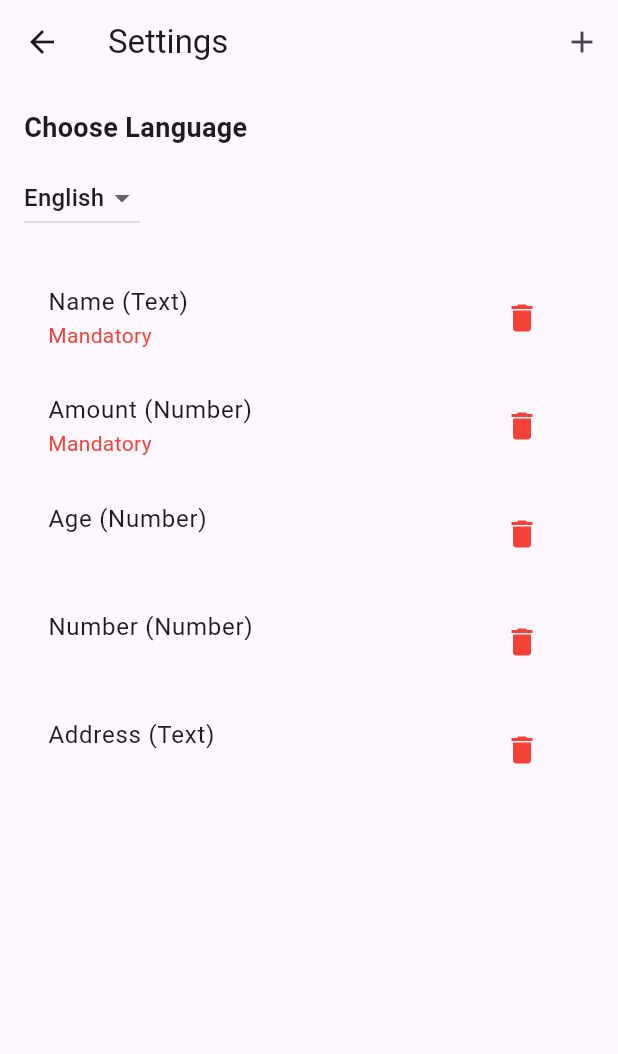
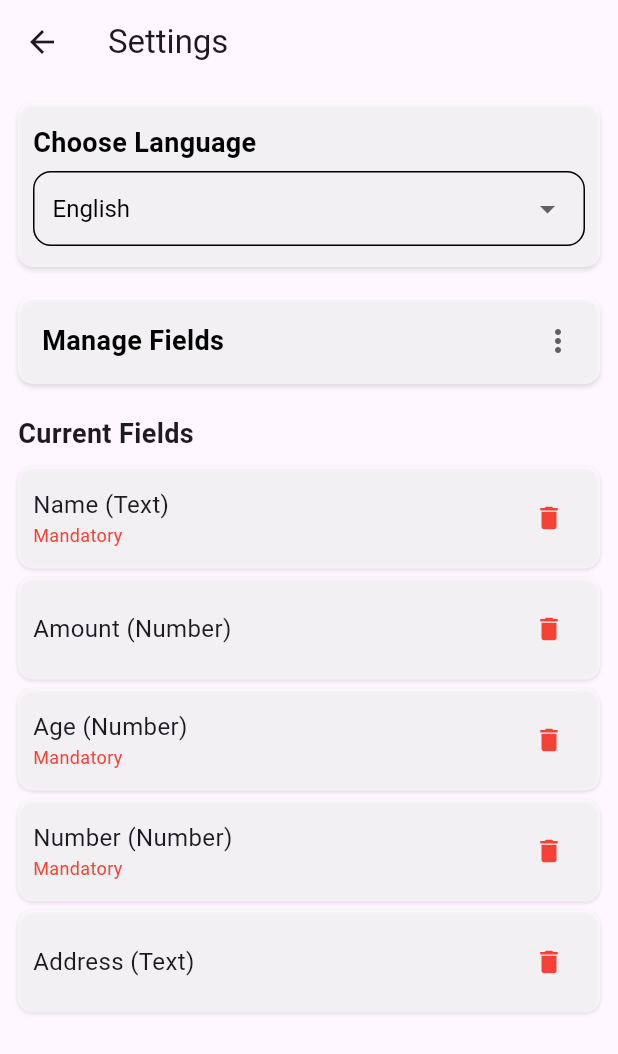
Before and after one commit to Afraahub/collection_app, a Flutter app: the SettingsScreen screen opened directly with empty values, on a phone screen of 412 x 824 dp. Shown: the top 1054 px of the screen. Run offline on Flutter 3.47's test engine with Material 3 defaults, Android fonts, the phone set to English and light mode, and no system bars; our stand-ins replace csv, hive, hive_flutter, pdf, permission_handler, share_plus; missing offline and left inert: dart:html, flutter_inappwebview, universal_html; accounts and stored records are empty.

Commit message:
Updated features

```diff
--- a/lib/field_model.dart
+++ b/lib/field_model.dart
@@ -32,6 +32,8 @@ class FieldModel {
     );
   }
 
+  get label => null;
+
   Map<String, dynamic> toJson() {
     return {
       'name': name,
--- a/lib/l10n/app_localizations.dart
+++ b/lib/l10n/app_localizations.dart
@@ -97,7 +97,12 @@ abstract class AppLocalizations {
   String get downloadsDirectoryNotAvailable;
   String get csvExportedTo;
   String get failedToExportCsv;
-
+  String get manageFields;
+  String get currentFields;
+  String get deleteField;
+  String get selectOption;
+  String get noFieldsToEdit;
+  String get entryDeleted;
   }
 
 class _AppLocalizationsDelegate extends LocalizationsDelegate<AppLocalizations> {
--- a/lib/l10n/app_localizations_en.dart
+++ b/lib/l10n/app_localizations_en.dart
@@ -210,6 +210,24 @@ String get csvExportedTo => 'CSV exported to {path}';
 @override
 String get failedToExportCsv => 'Failed to export CSV: {error}';
 
+@override
+String get manageFields => 'Manage Fields';
+
+@override
+String get currentFields => 'Current Fields';
+
+@override
+String get deleteField => 'Delete Fields';
+
+@override
+String get selectOption => 'Select Option';
+
+@override
+String get noFieldsToEdit => 'No fields to edit';
+
+@override
+String get entryDeleted => 'Entry Deleted';
+
   @override
   // TODO: implement bill_downloaded
   String get bill_downloaded => throw UnimplementedError();
--- a/lib/l10n/app_localizations_ta.dart
+++ b/lib/l10n/app_localizations_ta.dart
@@ -215,6 +215,24 @@ String get csvExportedTo => 'CSV {path} க்கு ஏற்றுமதி
 @override
 String get failedToExportCsv => 'CSV ஏற்றுமதி தோல்வியடைந்தது: {error}';
 
+@override
+String get manageFields => 'புலங்களை நிர்வகிக்கவும்';
+
+@override
+String get currentFields => 'தற்போதைய புலங்கள்';
+
+@override
+String get deleteField => 'புலங்களை நீக்கவும்';
+
+@override
+String get selectOption => 'விருப்பத்தை தேர்ந்தெடுக்கவும்';
+
+@override
+String get noFieldsToEdit => 'தொகுக்க புலங்கள் இல்லை';
+
+@override
+String get entryDeleted => 'உள்ளீடு நீக்கப்பட்டது';
+
   @override
   // TODO: implement bill_downloaded
   String get bill_downloaded => throw UnimplementedError();
--- a/lib/main.dart
+++ b/lib/main.dart
@@ -20,6 +20,7 @@ import 'package:flutter_localizations/flutter_localizations.dart';
 import 'package:collectionapp/l10n/app_localizations.dart' show AppLocalizations;
 import 'package:flutter/foundation.dart' as foundation;
 import 'package:share_plus/share_plus.dart';
+
 
 void main() async {
   WidgetsFlutterBinding.ensureInitialized();
@@ -121,11 +122,11 @@ class _CollectionScreenState extends State<CollectionScreen> {
   List<Map<String, String>> savedData = [];
 
   final List<FieldModel> defaultFields = [
-  FieldModel(name: 'Name / பெயர்', type: 'Text', isMandatory: true),
-  FieldModel(name: 'Age / வயது', type: 'Number', isMandatory: true),
-  FieldModel(name: 'Number / எண்', type: 'Number', isMandatory: true),
-  FieldModel(name: 'Amount / தொகை', type: 'Number', isMandatory: false),
-  FieldModel(name: 'Address / முகவரி', type: 'Text', isMandatory: false),
+  FieldModel(name: 'Name', type: 'Text', isMandatory: true),
+  FieldModel(name: 'Age', type: 'Number', isMandatory: true),
+  FieldModel(name: 'Number', type: 'Number', isMandatory: true),
+  FieldModel(name: 'Amount', type: 'Number', isMandatory: false),
+  FieldModel(name: 'Address', type: 'Text', isMandatory: false),
 ];
 
   @override
@@ -555,6 +556,18 @@ class _CollectionScreenState extends State<CollectionScreen> {
     IconButton(
       icon: Icon(Icons.print),
       onPressed: () => _generateAndDownloadBill(savedData[index]),
+    ),
+    IconButton(
+      icon: Icon(Icons.delete, color: Colors.redAccent),
+      onPressed: () {
+        setState(() {
+          savedData.removeAt(index);
+          dataBox.put('data', savedData);
+        });
+        ScaffoldMessenger.of(context).showSnackBar(
+          SnackBar(content: Text(AppLocalizations.of(context)!.entryDeleted)),
+        );
+      },
     ),
   ],
 ),
--- a/lib/settings_screen.dart
+++ b/lib/settings_screen.dart
@@ -25,6 +25,46 @@ class _SettingsScreenState extends State<SettingsScreen> {
   final List<String> fixedFields = ['Name', 'Amount'];
 
   List<FieldModel> defaultFields = [];
+
+  String _localizeFieldType(String type) {
+  final loc = AppLocalizations.of(context)!;
+
+  switch (type.toLowerCase()) {
+    case 'text':
+      return loc.text;
+    case 'number':
+      return loc.number;
+    case 'date':
+      return loc.date;
+    case 'datetime':
+      return loc.dateTime;
+    case 'dropdown':
+      return loc.dropdown;
+    default:
+      return type; // Fallback to original if unmatched
+  }
+}
+
+String _localizeFieldName(String name) {
+  final loc = AppLocalizations.of(context)!;
+
+  switch (name.toLowerCase()) {
+    case 'name':
+      return loc.name;
+    case 'amount':
+      return loc.amount;
+    case 'age':
+      return loc.age;
+    case 'number':
+      return loc.number;
+    case 'address':
+      return loc.address;
+    default:
+      return name; // Custom fields are assumed to be entered in user-preferred language
+  }
+}
+
+
 
 @override
 void didChangeDependencies() {
@@ -325,31 +365,55 @@ void _deleteField(int index) {
     return Scaffold(
       appBar: AppBar(
         title: Text(AppLocalizations.of(context)!.settings),
-        actions: [
-  IconButton(
-    icon: Icon(Icons.add),
-    onPressed: () {
-      _showFieldDialog(isEdit: false);
-    },
-  ),
-],
-
       ),
      body: Padding(
-        padding: const EdgeInsets.all(16.0),
+  padding: const EdgeInsets.all(12.0), // Slightly tighter padding
+  child: ListView(
+    children: [
+    /// 🌐 Choose Language Block
+Container(
+  padding: const EdgeInsets.symmetric(horizontal: 10, vertical: 14),
+  decoration: BoxDecoration(
+    color: Colors.white.withOpacity(0.6),
+    borderRadius: BorderRadius.circular(10),
+    boxShadow: const [
+      BoxShadow(color: Colors.black12, blurRadius: 2, offset: Offset(0, 2)),
+    ],
+  ),
   child: Column(
     crossAxisAlignment: CrossAxisAlignment.start,
     children: [
       Text(
         AppLocalizations.of(context)!.choose_language,
-              style: const TextStyle(fontSize: 18, fontWeight: FontWeight.bold),
+        style: const TextStyle(
+          fontSize: 18,
+          fontWeight: FontWeight.bold,
+          color: Colors.black,
         ),
-            const SizedBox(height: 10),
-            DropdownButton<Locale>(
+      ),
+      const SizedBox(height: 6),
+      Container(
+        padding: const EdgeInsets.symmetric(horizontal: 12),
+        decoration: BoxDecoration(
+          border: Border.all(color: Colors.black),
+          borderRadius: BorderRadius.circular(12),
+        ),
+        child: DropdownButtonHideUnderline(
+          child: DropdownButton<Locale>(
             value: Localizations.localeOf(context),
+            isExpanded: true,
+            icon: const Icon(Icons.arrow_drop_down), // default triangle
+            style: const TextStyle(fontSize: 16, color: Colors.black),
+            dropdownColor: Colors.white,
             items: const [
-                DropdownMenuItem(value: Locale('en'), child: Text('English')),
-                DropdownMenuItem(value: Locale('ta'), child: Text('தமிழ்')),
+              DropdownMenuItem(
+                value: Locale('en'),
+                child: Text('English'),
+              ),
+              DropdownMenuItem(
+                value: Locale('ta'),
+                child: Text('தமிழ்'),
+              ),
             ],
             onChanged: (Locale? newLocale) {
               if (newLocale != null) {
@@ -357,35 +421,139 @@ void _deleteField(int index) {
               }
             },
           ),
+        ),
+      ),
+    ],
+  ),
+),
 const SizedBox(height: 20),
-            Expanded(
-              child: ListView.builder(
+
+
+      /// 🌾 Manage Fields Block
+Container(
+  padding: const EdgeInsets.all(16),
+  decoration: BoxDecoration(
+    color: Colors.white.withOpacity(0.6),
+    borderRadius: BorderRadius.circular(10),
+    boxShadow: const [
+      BoxShadow(color: Colors.black12, blurRadius: 2, offset: Offset(0, 2)),
+    ],
+  ),
+  child: Column(
+    crossAxisAlignment: CrossAxisAlignment.start,
+    children: [
+      Row(
+        mainAxisAlignment: MainAxisAlignment.spaceBetween,
+        children: [
+          Text(
+            AppLocalizations.of(context)!.manageFields,
+            style: const TextStyle(
+              fontSize: 18,
+              fontWeight: FontWeight.bold,
+              color: Colors.black,
+            ),
+          ),
+          DropdownButtonHideUnderline(
+            child: DropdownButton<String>(
+              icon: const Icon(Icons.more_vert),
+              isDense: true,
+              items: [
+                DropdownMenuItem(
+                  value: 'add',
+                  child: Row(
+                    children: [
+                      Icon(Icons.add_circle_outline, color: Colors.green, size: 20),
+                      SizedBox(width: 6),
+                      Text(AppLocalizations.of(context)!.addField),
+                    ],
+                  ),
+                ),
+                DropdownMenuItem(
+                  value: 'edit',
+                  child: Row(
+                    children: [
+                      Icon(Icons.edit, color: Colors.orange, size: 20),
+                      SizedBox(width: 6),
+                      Text(AppLocalizations.of(context)!.editField),
+                    ],
+                  ),
+                ),
+              ],
+              onChanged: (String? value) {
+                switch (value) {
+                  case 'add':
+                    _showFieldDialog(isEdit: false);
+                    break;
+                  case 'edit':
+                    if (fields.isNotEmpty) _editField(0);
+                    break;
+                }
+              },
+            ),
+          ),
+        ],
+      ),
+    ],
+  ),
+),
+
+const SizedBox(height: 20),
+
+      /// 🧾 List of Fields Block (no outer container)
+      Text(
+        AppLocalizations.of(context)!.currentFields,
+        style: const TextStyle(fontSize: 18, fontWeight: FontWeight.bold),
+      ),
+      const SizedBox(height: 6),
+      ListView.builder(
+        shrinkWrap: true,
+        physics: const NeverScrollableScrollPhysics(),
         itemCount: fields.length,
         itemBuilder: (context, index) {
-                  FieldModel field = defaultFields[index];
-                  return ListTile(
-                    title: Text('${field.name} (${field.type})'),
-                    subtitle: Column(
+          final field = fields[index];
+          return Container(
+            margin: const EdgeInsets.symmetric(vertical: 3),
+            padding: const EdgeInsets.all(10),
+            decoration: BoxDecoration(
+              color: Colors.white.withOpacity(0.6),
+              borderRadius: BorderRadius.circular(10),
+              boxShadow: const [
+                BoxShadow(color: Colors.black12, blurRadius: 1.5, offset: Offset(0, 1)),
+              ],
+            ),
+            child: Row(
+              children: [
+                Expanded(
+                  child: Column(
                     crossAxisAlignment: CrossAxisAlignment.start,
                     children: [
+                      Text(
+                        '${_localizeFieldName(field.name)} (${_localizeFieldType(field.type)})',
+                        style: const TextStyle(fontSize: 16),
+                      ),
                       if (field.isMandatory)
                         Text(
                           AppLocalizations.of(context)!.mandatory,
-                            style: TextStyle(color: Colors.red),
+                          style: const TextStyle(color: Colors.red, fontSize: 12),
                         ),
-                        if (field.type == 'Dropdown' && field.options.isNotEmpty)
-                          Text('Options: ${field.options.join(', ')}'),
+                      if (_localizeFieldType(field.type) ==
+                              AppLocalizations.of(context)!.dropdown &&
+                          field.options.isNotEmpty)
+                        Text(
+                          '${AppLocalizations.of(context)!.dropdownOptions}: ${field.options.join(', ')}',
+                          style: TextStyle(fontSize: 13, color: Colors.grey[800]),
+                        ),
                     ],
                   ),
-                    trailing: IconButton(
-          icon: Icon(Icons.delete, color: Colors.red),
-          onPressed: () {
-            _deleteField(index);
-          },
+                ),
+                IconButton(
+                  icon: const Icon(Icons.delete, color: Colors.red, size: 20),
+                  onPressed: () => _deleteField(index),
+                ),
+              ],
             ),
           );
         },
-              ),
       ),
     ],
   ),
```
Lines whose indentation alone changed are shown as unchanged.
